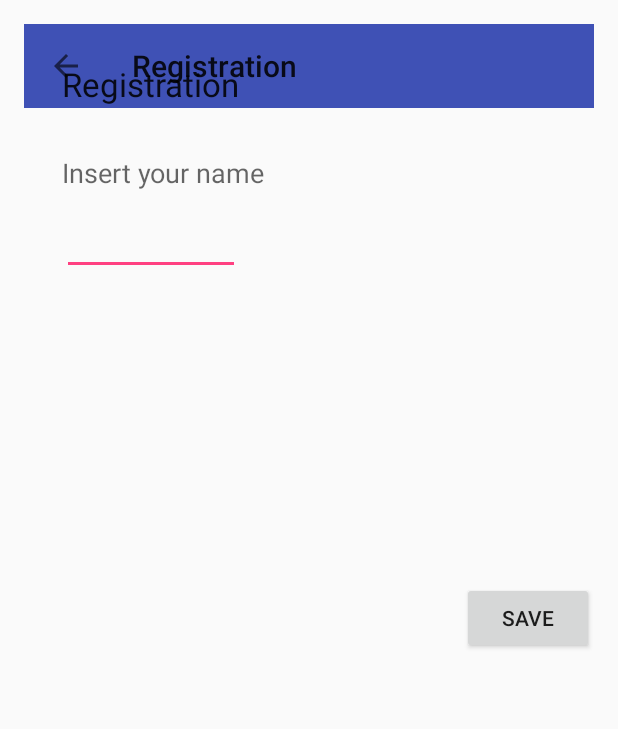
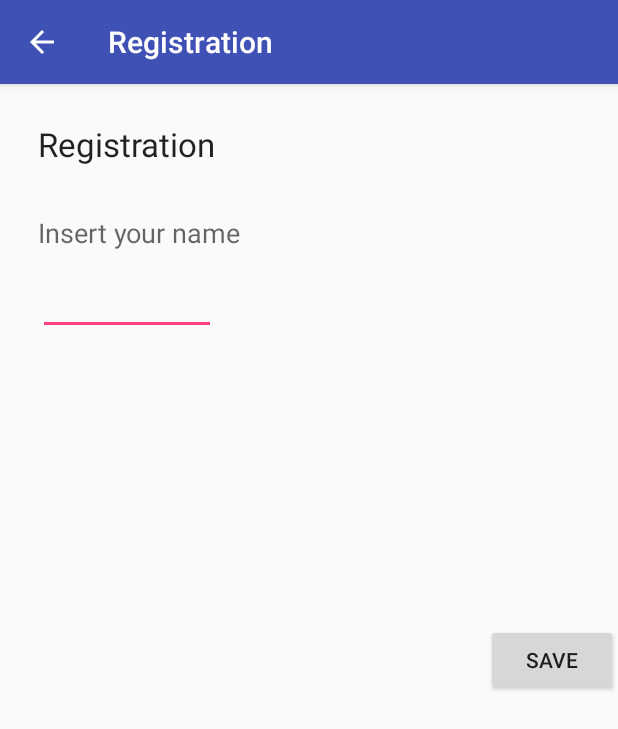
Before and after one commit to fedefalco92/Unibs-MobileProgramming, an Android app: the RegistrationActivity screen opened directly, with no data from a screen before it, on a phone screen of 412 x 824 dp. Shown: the top 729 px of the screen. Run offline under Robolectric (Android 15) with nearby library versions, the light colour scheme and no system bars; 2 statements that could not run were skipped.

Commit message:
Sistemato layout registration

```diff
--- a/AppWOW/app/src/main/java/it/unibs/appwow/RegistrationActivity.java
+++ b/AppWOW/app/src/main/java/it/unibs/appwow/RegistrationActivity.java
@@ -18,6 +18,7 @@ public class RegistrationActivity extends AppCompatActivity {
 
         Toolbar toolbar = (Toolbar) findViewById(R.id.toolbar);
         setSupportActionBar(toolbar);
+
         getSupportActionBar().setDisplayHomeAsUpEnabled(true);
 
         User received = (User) getIntent().getExtras().getParcelable("user");
--- a/AppWOW/app/src/main/res/layout/activity_registration.xml
+++ b/AppWOW/app/src/main/res/layout/activity_registration.xml
@@ -1,10 +1,11 @@
 <?xml version="1.0" encoding="utf-8"?>
-<!-- <android.support.design.widget.CoordinatorLayout xmlns:android="http://schemas.android.com/apk/res/android"
+<android.support.design.widget.CoordinatorLayout xmlns:android="http://schemas.android.com/apk/res/android"
     xmlns:app="http://schemas.android.com/apk/res-auto"
     xmlns:tools="http://schemas.android.com/tools"
     android:id="@+id/main_content"
     android:layout_width="match_parent"
     android:layout_height="match_parent"
+    android:fitsSystemWindows="true"
     tools:context="it.unibs.appwow.RegistrationActivity">
 
     <android.support.design.widget.AppBarLayout
@@ -16,27 +17,18 @@
         <android.support.v7.widget.Toolbar
             android:id="@+id/toolbar"
             android:layout_width="match_parent"
-            android:minHeight="?attr/actionBarSize"
-            android:layout_height="wrap_content"
+            android:layout_height="?attr/actionBarSize"
             android:background="?attr/colorPrimary"
-            app:layout_scrollFlags="scroll|enterAlways"
-            app:popupTheme="@style/AppTheme.PopupOverlay">
-
-        </android.support.v7.widget.Toolbar>
+            app:popupTheme="@style/AppTheme.PopupOverlay" />
     </android.support.design.widget.AppBarLayout>
 
-    <FrameLayout
-        android:layout_width="wrap_content"
-        android:layout_height="wrap_content">
-
     <RelativeLayout xmlns:android="http://schemas.android.com/apk/res/android"
+        xmlns:app="http://schemas.android.com/apk/res-auto"
         xmlns:tools="http://schemas.android.com/tools"
-            android:layout_width="fill_parent"
-            android:layout_height="fill_parent"
-            android:paddingBottom="@dimen/activity_vertical_margin"
-            android:paddingLeft="@dimen/activity_horizontal_margin"
-            android:paddingRight="@dimen/activity_horizontal_margin"
-            android:paddingTop="@dimen/activity_vertical_margin">
+        android:layout_width="match_parent"
+        android:layout_height="match_parent"
+        app:layout_behavior="@string/appbar_scrolling_view_behavior"
+        tools:context="it.unibs.appwow.RegistrationActivity">
 
         <TextView
             android:layout_width="wrap_content"
@@ -83,67 +75,5 @@
             android:layout_alignParentEnd="true" />
     </RelativeLayout>
 
-    </FrameLayout>
 
-
-</android.support.design.widget.CoordinatorLayout> -->
-
-<RelativeLayout xmlns:android="http://schemas.android.com/apk/res/android"
-    xmlns:tools="http://schemas.android.com/tools"
-    android:layout_width="match_parent"
-    android:layout_height="match_parent"
-    android:paddingBottom="@dimen/activity_vertical_margin"
-    android:paddingLeft="@dimen/activity_horizontal_margin"
-    android:paddingRight="@dimen/activity_horizontal_margin"
-    android:paddingTop="@dimen/activity_vertical_margin">
-
-    <android.support.v7.widget.Toolbar
-        android:id="@+id/toolbar"
-        android:layout_width="match_parent"
-        android:layout_height="wrap_content"
-        android:background="?attr/colorPrimary"></android.support.v7.widget.Toolbar>
-
-    <TextView
-        android:layout_width="wrap_content"
-        android:layout_height="wrap_content"
-        android:textAppearance="?android:attr/textAppearanceLarge"
-        android:text="@string/registration_message"
-        android:id="@+id/textView2"
-        android:layout_alignParentTop="true"
-        android:layout_alignParentLeft="true"
-        android:layout_alignParentStart="true"
-        android:layout_marginLeft="25dp"
-        android:layout_marginStart="25dp"
-        android:layout_marginTop="25dp" />
-
-    <EditText
-        android:layout_width="wrap_content"
-        android:layout_height="wrap_content"
-        android:id="@+id/editText"
-        android:layout_below="@+id/textView2"
-        android:layout_alignLeft="@+id/textView2"
-        android:layout_alignStart="@+id/textView2"
-        android:layout_marginTop="67dp"
-        android:layout_alignRight="@+id/textView2"
-        android:layout_alignEnd="@+id/textView2" />
-
-    <TextView
-        android:layout_width="wrap_content"
-        android:layout_height="wrap_content"
-        android:textAppearance="?android:attr/textAppearanceMedium"
-        android:text="@string/request_for_fullname"
-        android:id="@+id/textView3"
-        android:layout_below="@+id/textView2"
-        android:layout_alignLeft="@+id/editText"
-        android:layout_alignStart="@+id/editText"
-        android:layout_marginTop="32dp" />
-
-    <Button
-        android:layout_width="wrap_content"
-        android:layout_height="wrap_content"
-        android:text="@string/save"
-        android:id="@+id/button_save_fullname"
-        android:layout_centerVertical="true"
-        android:layout_alignParentRight="true"
-        android:layout_alignParentEnd="true" />
-</RelativeLayout>
+</android.support.design.widget.CoordinatorLayout>
```
Lines whose indentation alone changed are shown as unchanged.
